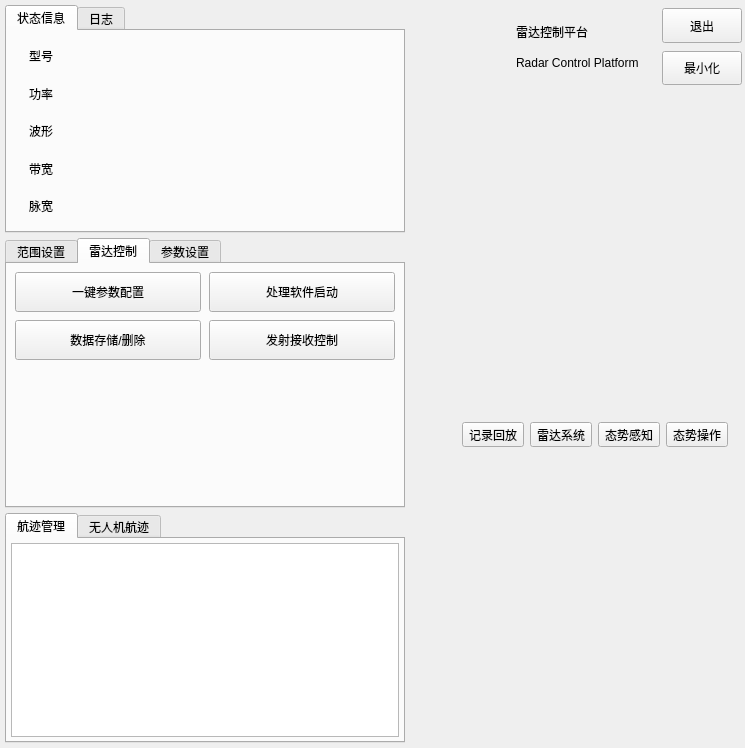
Old version of the form mainPanel/mainoverlayout.ui in the repository DanielWuxiaoxiao/DispCtrl.
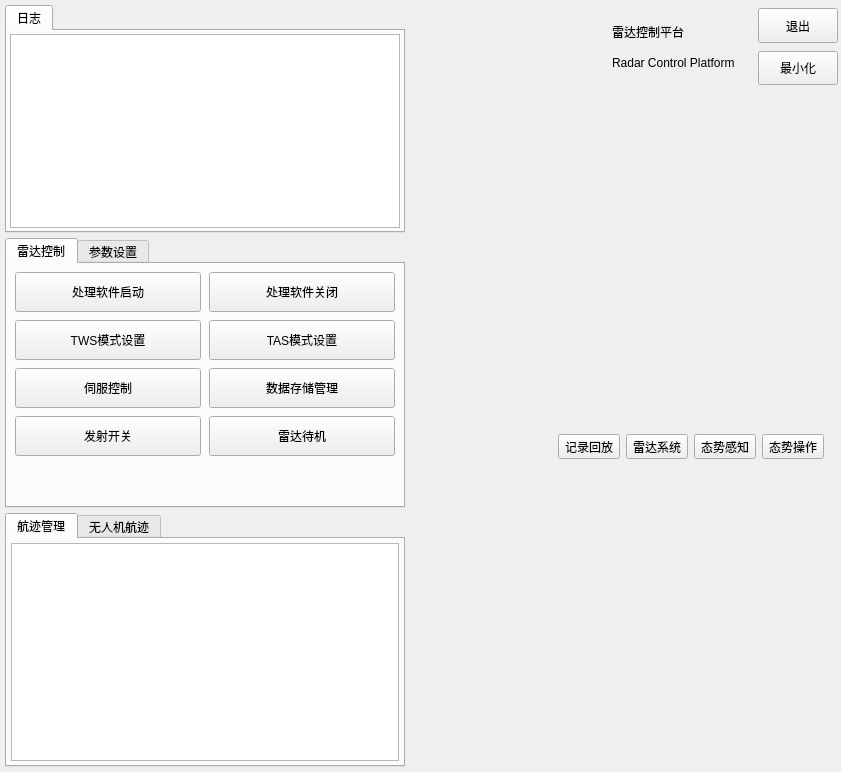
New version of the form. Icons and pictures are not drawn.

What changed in the file:
```diff
--- a/mainPanel/mainoverlayout.ui
+++ b/mainPanel/mainoverlayout.ui
@@ -2,6 +2,14 @@
 <ui version="4.0">
  <class>MainOverLayOut</class>
  <widget class="QWidget" name="MainOverLayOut">
+  <property name="geometry">
+   <rect>
+    <x>0</x>
+    <y>0</y>
+    <width>841</width>
+    <height>772</height>
+   </rect>
+  </property>
   <property name="windowTitle">
    <string>Form</string>
   </property>
@@ -66,194 +74,6 @@
          <property name="movable">
           <bool>true</bool>
          </property>
-         <widget class="QWidget" name="tab1">
-          <property name="styleSheet">
-           <string notr="true"/>
-          </property>
-          <attribute name="icon">
-           <iconset resource="../resource.qrc">
-            <normaloff>:/resources/icon/info.png</normaloff>:/resources/icon/info.png</iconset>
-          </attribute>
-          <attribute name="title">
-           <string>状态信息</string>
-          </attribute>
-          <attribute name="toolTip">
-           <string>显示雷达状态信息</string>
-          </attribute>
-          <layout class="QVBoxLayout" name="verticalLayout_9">
-           <property name="spacing">
-            <number>0</number>
-           </property>
-           <property name="leftMargin">
-            <number>0</number>
-           </property>
-           <property name="topMargin">
-            <number>0</number>
-           </property>
-           <property name="rightMargin">
-            <number>0</number>
-           </property>
-           <property name="bottomMargin">
-            <number>0</number>
-           </property>
-           <item>
-            <widget class="QWidget" name="infoWidget" native="true">
-             <property name="autoFillBackground">
-              <bool>false</bool>
-             </property>
-             <layout class="QHBoxLayout" name="horizontalLayout_2">
-              <item>
-               <widget class="QLabel" name="label">
-                <property name="maximumSize">
-                 <size>
-                  <width>150</width>
-                  <height>150</height>
-                 </size>
-                </property>
-                <property name="text">
-                 <string/>
-                </property>
-                <property name="pixmap">
-                 <pixmap resource="../resource.qrc">:/resources/icon/radararray.png</pixmap>
-                </property>
-                <property name="scaledContents">
-                 <bool>true</bool>
-                </property>
-                <property name="textInteractionFlags">
-                 <set>Qt::NoTextInteraction</set>
-                </property>
-               </widget>
-              </item>
-              <item>
-               <layout class="QGridLayout" name="gridLayout">
-                <item row="3" column="1">
-                 <widget class="QLabel" name="stamsg4">
-                  <property name="text">
-                   <string/>
-                  </property>
-                  <property name="labelGroup" stdset="0">
-                   <string>B</string>
-                  </property>
-                 </widget>
-                </item>
-                <item row="0" column="0">
-                 <widget class="QLabel" name="stalabel1">
-                  <property name="text">
-                   <string>型号</string>
-                  </property>
-                  <property name="alignment">
-                   <set>Qt::AlignCenter</set>
-                  </property>
-                  <property name="labelGroup" stdset="0">
-                   <string>A</string>
-                  </property>
-                 </widget>
-                </item>
-                <item row="2" column="0">
-                 <widget class="QLabel" name="stalabel3">
-                  <property name="text">
-                   <string>波形</string>
-                  </property>
-                  <property name="alignment">
-                   <set>Qt::AlignCenter</set>
-                  </property>
-                  <property name="labelGroup" stdset="0">
-                   <string>A</string>
-                  </property>
-                 </widget>
-                </item>
-                <item row="3" column="0">
-                 <widget class="QLabel" name="stalabel4">
-                  <property name="text">
-                   <string>带宽</string>
-                  </property>
-                  <property name="alignment">
-                   <set>Qt::AlignCenter</set>
-                  </property>
-                  <property name="labelGroup" stdset="0">
-                   <string>A</string>
-                  </property>
-                 </widget>
-                </item>
-                <item row="2" column="1">
-                 <widget class="QLabel" name="stamsg3">
-                  <property name="text">
-                   <string/>
-                  </property>
-                  <property name="labelGroup" stdset="0">
-                   <string>B</string>
-                  </property>
-                 </widget>
-                </item>
-                <item row="0" column="1">
-                 <widget class="QLabel" name="stamsg1">
-                  <property name="sizePolicy">
-                   <sizepolicy hsizetype="Expanding" vsizetype="Preferred">
-                    <horstretch>0</horstretch>
-                    <verstretch>0</verstretch>
-                   </sizepolicy>
-                  </property>
-                  <property name="text">
-                   <string/>
-                  </property>
-                  <property name="labelGroup" stdset="0">
-                   <string>B</string>
-                  </property>
-                 </widget>
-                </item>
-                <item row="1" column="0">
-                 <widget class="QLabel" name="stalabel2">
-                  <property name="text">
-                   <string>功率</string>
-                  </property>
-                  <property name="alignment">
-                   <set>Qt::AlignCenter</set>
-                  </property>
-                  <property name="labelGroup" stdset="0">
-                   <string>A</string>
-                  </property>
-                 </widget>
-                </item>
-                <item row="1" column="1">
-                 <widget class="QLabel" name="stamsg2">
-                  <property name="text">
-                   <string/>
-                  </property>
-                  <property name="labelGroup" stdset="0">
-                   <string>B</string>
-                  </property>
-                 </widget>
-                </item>
-                <item row="4" column="0">
-                 <widget class="QLabel" name="stalabel5">
-                  <property name="text">
-                   <string>脉宽</string>
-                  </property>
-                  <property name="alignment">
-                   <set>Qt::AlignCenter</set>
-                  </property>
-                  <property name="labelGroup" stdset="0">
-                   <string>A</string>
-                  </property>
-                 </widget>
-                </item>
-                <item row="4" column="1">
-                 <widget class="QLabel" name="stamsg5">
-                  <property name="text">
-                   <string/>
-                  </property>
-                  <property name="labelGroup" stdset="0">
-                   <string>B</string>
-                  </property>
-                 </widget>
-                </item>
-               </layout>
-              </item>
-             </layout>
-            </widget>
-           </item>
-          </layout>
-         </widget>
          <widget class="QWidget" name="tab_2">
           <attribute name="icon">
            <iconset resource="../resource.qrc">
@@ -327,18 +147,6 @@
          <property name="tabBarAutoHide">
           <bool>false</bool>
          </property>
-         <widget class="QWidget" name="tab_3">
-          <attribute name="icon">
-           <iconset resource="../resource.qrc">
-            <normaloff>:/resources/icon/scan.png</normaloff>:/resources/icon/scan.png</iconset>
-          </attribute>
-          <attribute name="title">
-           <string>范围设置</string>
-          </attribute>
-          <attribute name="toolTip">
-           <string>设置雷达方位和俯仰的扫描范围</string>
-          </attribute>
-         </widget>
          <widget class="QWidget" name="tab_4">
           <attribute name="icon">
            <iconset resource="../resource.qrc">
@@ -369,22 +177,6 @@
               <number>8</number>
              </property>
              <item row="0" column="0">
-              <widget class="QPushButton" name="btnSetParam">
-               <property name="minimumSize">
-                <size>
-                 <width>0</width>
-                 <height>40</height>
-                </size>
-               </property>
-               <property name="cursor">
-                <cursorShape>PointingHandCursor</cursorShape>
-               </property>
-               <property name="text">
-                <string>一键参数配置</string>
-               </property>
-              </widget>
-             </item>
-             <item row="0" column="1">
               <widget class="QPushButton" name="btnStartSoftware">
                <property name="minimumSize">
                 <size>
@@ -400,7 +192,71 @@
                </property>
               </widget>
              </item>
+             <item row="0" column="1">
+              <widget class="QPushButton" name="btnStopSoftware">
+               <property name="minimumSize">
+                <size>
+                 <width>0</width>
+                 <height>40</height>
+                </size>
+               </property>
+               <property name="cursor">
+                <cursorShape>PointingHandCursor</cursorShape>
+               </property>
+               <property name="text">
+                <string>处理软件关闭</string>
+               </property>
+              </widget>
+             </item>
              <item row="1" column="0">
+              <widget class="QPushButton" name="btnTWSMode">
+               <property name="minimumSize">
+                <size>
+                 <width>0</width>
+                 <height>40</height>
+                </size>
+               </property>
+               <property name="cursor">
+                <cursorShape>PointingHandCursor</cursorShape>
+               </property>
+               <property name="text">
+                <string>TWS模式设置</string>
+               </property>
+              </widget>
+             </item>
+             <item row="1" column="1">
+              <widget class="QPushButton" name="btnTASMode">
+               <property name="minimumSize">
+                <size>
+                 <width>0</width>
+                 <height>40</height>
+                </size>
+               </property>
+               <property name="cursor">
+                <cursorShape>PointingHandCursor</cursorShape>
+               </property>
+               <property name="text">
+                <string>TAS模式设置</string>
+               </property>
+              </widget>
+             </item>
+             <item row="2" column="0">
+              <widget class="QPushButton" name="btnServoControl">
+               <property name="minimumSize">
+                <size>
+                 <width>0</width>
+                 <height>40</height>
+                </size>
+               </property>
+               <property name="cursor">
+                <cursorShape>PointingHandCursor</cursorShape>
+               </property>
+               <property name="text">
+                <string>伺服控制</string>
+               </property>
+              </widget>
+             </item>
+             <item row="2" column="1">
               <widget class="QPushButton" name="btnDataStorage">
                <property name="minimumSize">
                 <size>
@@ -412,11 +268,11 @@
                 <cursorShape>PointingHandCursor</cursorShape>
                </property>
                <property name="text">
-                <string>数据存储/删除</string>
+                <string>数据存储管理</string>
                </property>
               </widget>
              </item>
-             <item row="1" column="1">
+             <item row="3" column="0">
               <widget class="QPushButton" name="btnTransmitControl">
                <property name="minimumSize">
                 <size>
@@ -428,7 +284,23 @@
                 <cursorShape>PointingHandCursor</cursorShape>
                </property>
                <property name="text">
-                <string>发射接收控制</string>
+                <string>发射开关</string>
+               </property>
+              </widget>
+             </item>
+             <item row="3" column="1">
+              <widget class="QPushButton" name="btnRadarStandby">
+               <property name="minimumSize">
+                <size>
+                 <width>0</width>
+                 <height>40</height>
+                </size>
+               </property>
+               <property name="cursor">
+                <cursorShape>PointingHandCursor</cursorShape>
+               </property>
+               <property name="text">
+                <string>雷达待机</string>
                </property>
               </widget>
              </item>
@@ -554,39 +426,7 @@
                 <cursorShape>PointingHandCursor</cursorShape>
                </property>
                <property name="text">
-                <string>方向图扫描控制</string>
-               </property>
-              </widget>
-             </item>
-             <item row="2" column="1">
-              <widget class="QPushButton" name="btnPhotoelectric">
-               <property name="minimumSize">
-                <size>
-                 <width>0</width>
-                 <height>40</height>
-                </size>
-               </property>
-               <property name="cursor">
-                <cursorShape>PointingHandCursor</cursorShape>
-               </property>
-               <property name="text">
-                <string>光电系统控制</string>
-               </property>
-              </widget>
-             </item>
-             <item row="3" column="0">
-              <widget class="QPushButton" name="btnServoControl">
-               <property name="minimumSize">
-                <size>
-                 <width>0</width>
-                 <height>40</height>
-                </size>
-               </property>
-               <property name="cursor">
-                <cursorShape>PointingHandCursor</cursorShape>
-               </property>
-               <property name="text">
-                <string>伺服控制</string>
+                <string>工作模式设置</string>
                </property>
               </widget>
              </item>
```
Left out of the diff: 5 changed lines with no effect on the pictures.
